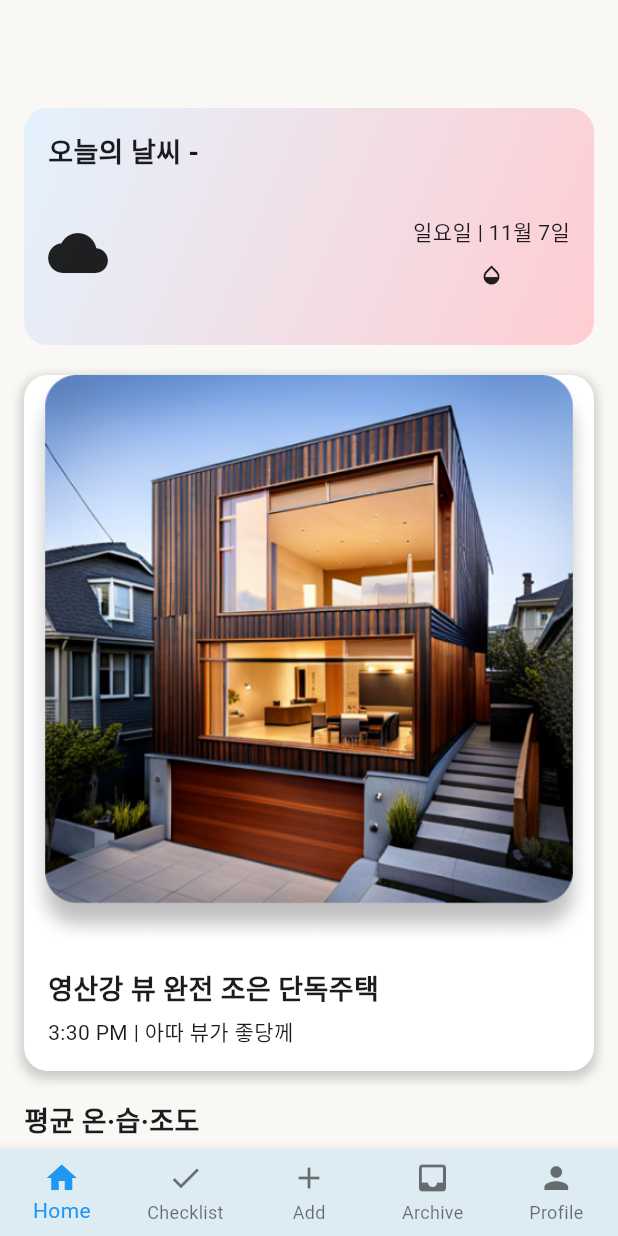
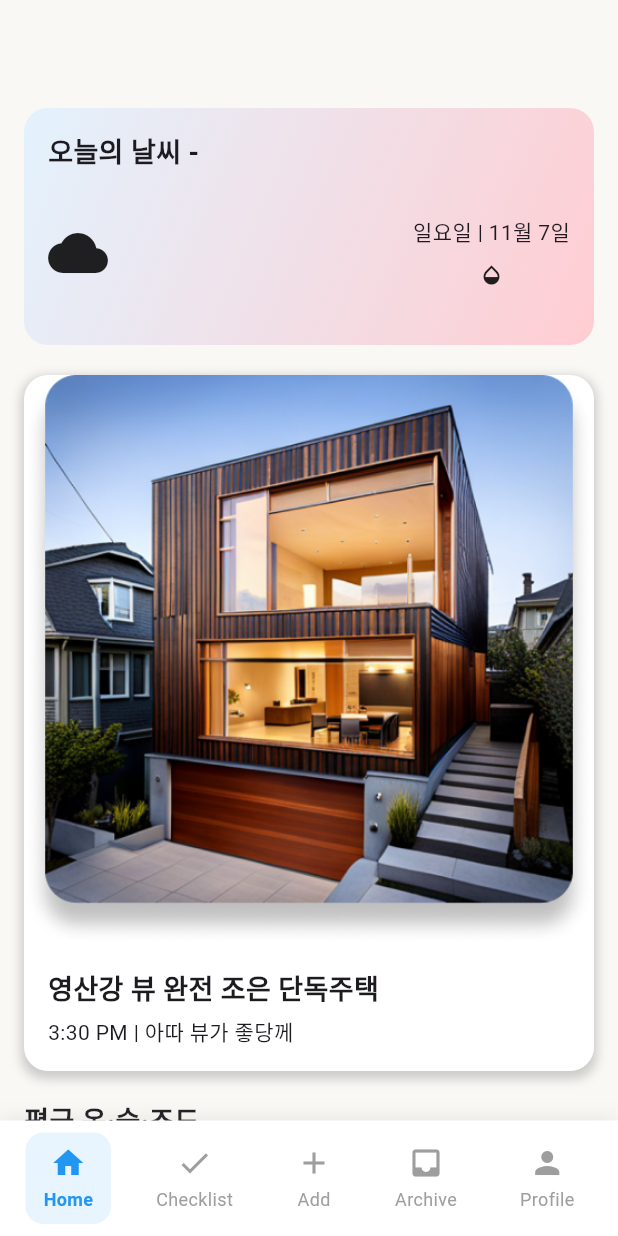
Before and after one commit to jaehee831/Zip-PT-fe, a Flutter app: the screen it shows after launch, on a phone screen of 412 x 824 dp. Run offline on Flutter 3.47's test engine with Material 3 defaults, Android fonts, the phone set to English and light mode, and no system bars; network calls fail; Roboto replaces fonts that are missing (GowunBatang).

Commit message:
refactor: refactor BottomNavigationBar

```diff
--- a/lib/main.dart
+++ b/lib/main.dart
@@ -4,7 +4,9 @@
 import 'package:zippt/colors.dart';
 import 'package:zippt/home_screen.dart';
 import 'checklist_screen.dart';
-import 'archive_page.dart';
+import 'pages/archive_page.dart';
+
+import 'widgets/custom_bottom_navigation_bar.dart';
 
 void main() {
   // Flutter 앱의 시작점
@@ -39,7 +41,7 @@
   const SplashScreen({super.key});
 
   @override
-  _SplashScreenState createState() => _SplashScreenState();
+  State<SplashScreen> createState() => _SplashScreenState();
 }
 
 class _SplashScreenState extends State<SplashScreen> {
@@ -91,7 +93,7 @@
   //상태를 가질 수 있는 StatefulWidget을 상속받음.
   //사용자가 상호작용 해서 상태가 변경될 때, UI를 다시 빌드해 화면에 반영 가능
   @override
-  _MyHomePageState createState() => _MyHomePageState();
+  State<MyHomePage> createState() => _MyHomePageState();
 }
 
 class _MyHomePageState extends State<MyHomePage> {
@@ -101,7 +103,7 @@
 
   final List<Widget> _widgetOptions = <Widget>[
     const HomeScreen(),
-    ChecklistScreen(),
+    const ChecklistScreen(),
     const Center(child: Text('Add')),
     ArchivePage(),
     const Center(child: Text('Profile')),
@@ -117,46 +119,19 @@
 
   @override
   Widget build(BuildContext context) {
-    //build 메서드는 UI를 정의하는 곳. Scaffold 위젯을 사용해 기본 레이아웃을 구성
     return Scaffold(
-      //Flutter에서 화면의 기본 구조를 정의하는 위젯
       appBar: AppBar(
         backgroundColor: AppColors.main,
-        elevation: 0, // AppBar 그림자 제거
-        title: null, // 타이틀 제거
+        elevation: 0,
+        title: null,
       ),
       body: Center(
         child: _widgetOptions.elementAt(_selectedIndex),
       ),
-      bottomNavigationBar: BottomNavigationBar(
-        type: BottomNavigationBarType.fixed,
-        backgroundColor: AppColors.mainBlue,
-        items: const <BottomNavigationBarItem>[
-          BottomNavigationBarItem(
-            icon: Icon(Icons.home),
-            label: 'Home',
-          ),
-          BottomNavigationBarItem(
-            icon: Icon(Icons.done),
-            label: 'Checklist',
-          ),
-          BottomNavigationBarItem(
-            icon: Icon(Icons.add),
-            label: 'Add',
-          ),
-          BottomNavigationBarItem(
-            icon: Icon(Icons.inbox),
-            label: 'Archive',
-          ),
-          BottomNavigationBarItem(
-            icon: Icon(Icons.person),
-            label: 'Profile',
-          ),
-        ],
-        currentIndex: _selectedIndex,
-        selectedItemColor: Colors.blue,
-        onTap: _onItemTapped,
-
+      bottomNavigationBar: CustomBottomNavigationBar(
+        selectedIndex: _selectedIndex,
+        onItemTapped: _onItemTapped,
+        backgroundColor: AppColors.mainBlue, // 기존 색상 유지
       ),
     );
   }
--- /dev/null
+++ b/lib/widgets/custom_bottom_navigation_bar.dart
@@ -0,0 +1,80 @@
+import 'package:flutter/material.dart';
+
+class CustomBottomNavigationBar extends StatelessWidget {
+  final int selectedIndex;
+  final Function(int) onItemTapped;
+  final Color backgroundColor; // 추가된 속성
+
+  const CustomBottomNavigationBar({
+    super.key,
+    required this.selectedIndex,
+    required this.onItemTapped,
+    this.backgroundColor = Colors.white, // 기본값 설정
+  });
+
+  @override
+  Widget build(BuildContext context) {
+    return Container(
+      decoration: BoxDecoration(
+        color: Colors.white,
+        boxShadow: [
+          BoxShadow(
+            color: Colors.grey.withOpacity(0.2),
+            blurRadius: 10,
+            offset: const Offset(0, -2),
+          ),
+        ],
+      ),
+      child: SafeArea(
+        child: Padding(
+          padding: const EdgeInsets.symmetric(horizontal: 8.0, vertical: 8),
+          child: Row(
+            mainAxisAlignment: MainAxisAlignment.spaceAround,
+            children: [
+              _buildNavItem(Icons.home, 'Home', 0),
+              _buildNavItem(Icons.done, 'Checklist', 1),
+              _buildNavItem(Icons.add, 'Add', 2),
+              _buildNavItem(Icons.inbox, 'Archive', 3),
+              _buildNavItem(Icons.person, 'Profile', 4),
+            ],
+          ),
+        ),
+      ),
+    );
+  }
+
+  Widget _buildNavItem(IconData icon, String label, int index) {
+    final isSelected = selectedIndex == index;
+    return GestureDetector(
+      behavior: HitTestBehavior.opaque,
+      onTap: () => onItemTapped(index),
+      child: AnimatedContainer(
+        duration: const Duration(milliseconds: 200),
+        padding: const EdgeInsets.symmetric(horizontal: 12, vertical: 8),
+        decoration: BoxDecoration(
+          color: isSelected ? Colors.blue.withOpacity(0.1) : Colors.transparent,
+          borderRadius: BorderRadius.circular(12),
+        ),
+        child: Column(
+          mainAxisSize: MainAxisSize.min,
+          children: [
+            Icon(
+              icon,
+              color: isSelected ? Colors.blue : Colors.grey,
+              size: 24,
+            ),
+            const SizedBox(height: 4),
+            Text(
+              label,
+              style: TextStyle(
+                color: isSelected ? Colors.blue : Colors.grey,
+                fontSize: 12,
+                fontWeight: isSelected ? FontWeight.w600 : FontWeight.normal,
+              ),
+            ),
+          ],
+        ),
+      ),
+    );
+  }
+}
```
Also changed, not shown: lib/pages/add_page.dart (added), lib/pages/archive_page.dart (renamed from lib/archive_page.dart).
